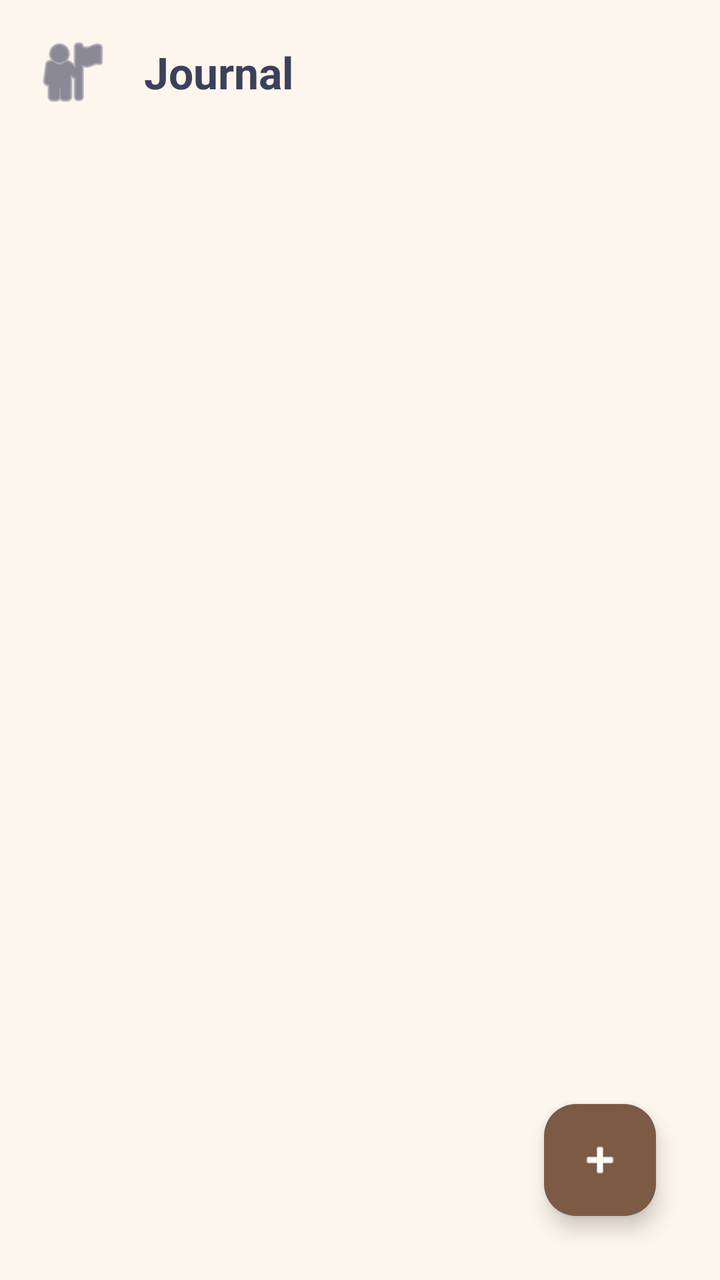
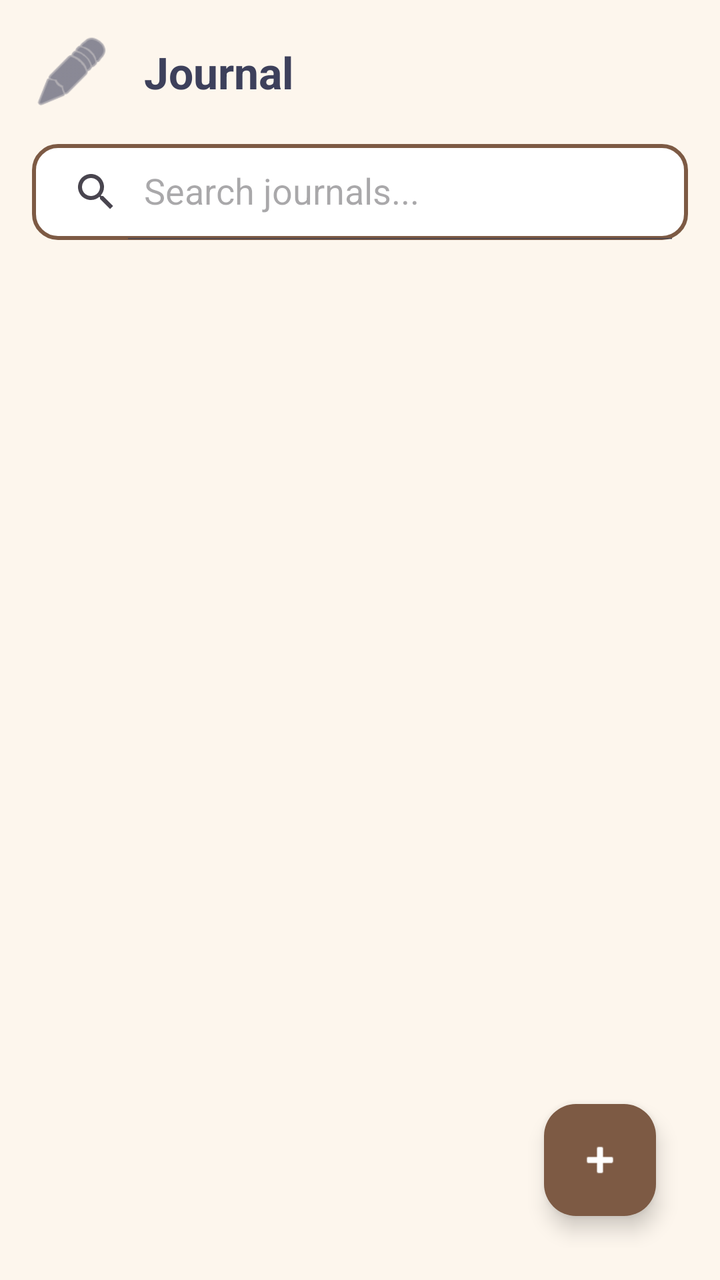

Two renders of the same Android screen: before a commit and after it. Below are the layout's source before the change and the commit's diff.
<!-- AndroidManifest.xml: application theme Theme.ProjectStudyBuddy1 -->
<!-- res/layout/fragment_journal.xml -->
<?xml version="1.0" encoding="utf-8"?>
<androidx.constraintlayout.widget.ConstraintLayout xmlns:android="http://schemas.android.com/apk/res/android"
    xmlns:app="http://schemas.android.com/apk/res-auto"
    xmlns:tools="http://schemas.android.com/tools"
    android:layout_width="match_parent"
    android:layout_height="match_parent"
    android:background="@color/bg_cream"
    android:padding="16dp">

    <ImageView
        android:id="@+id/ivJournalProfileAvatar"
        android:layout_width="40dp"
        android:layout_height="40dp"
        android:src="@android:drawable/ic_menu_myplaces"
        app:tint="@color/text_dark"
        app:layout_constraintTop_toTopOf="parent"
        app:layout_constraintStart_toStartOf="parent"
        android:contentDescription="Profile Avatar" />

    <TextView
        android:id="@+id/tvJournalHeaderTitle"
        android:layout_width="wrap_content"
        android:layout_height="wrap_content"
        android:layout_marginStart="16dp"
        android:text="Journal"
        android:textColor="@color/text_dark"
        android:textSize="22sp"
        android:textStyle="bold"
        app:layout_constraintTop_toTopOf="@id/ivJournalProfileAvatar"
        app:layout_constraintBottom_toBottomOf="@id/ivJournalProfileAvatar"
        app:layout_constraintStart_toEndOf="@id/ivJournalProfileAvatar"
        tools:ignore="HardcodedText" />

    <androidx.recyclerview.widget.RecyclerView
        android:id="@+id/rvJournalEntries"
        android:layout_width="0dp"
        android:layout_height="0dp"
        android:layout_marginTop="24dp"
        app:layout_constraintTop_toBottomOf="@id/ivJournalProfileAvatar"
        app:layout_constraintBottom_toBottomOf="parent"
        app:layout_constraintStart_toStartOf="parent"
        app:layout_constraintEnd_toEndOf="parent" />

    <com.google.android.material.floatingactionbutton.FloatingActionButton
        android:id="@+id/fabAddJournalEntry"
        android:layout_width="wrap_content"
        android:layout_height="wrap_content"
        android:layout_margin="16dp"
        android:src="@android:drawable/ic_input_add"
        android:backgroundTint="@color/accent_brown"
        app:tint="@android:color/white"
        android:elevation="6dp"
        app:elevation="6dp"
        app:layout_constraintBottom_toBottomOf="parent"
        app:layout_constraintEnd_toEndOf="parent"
        android:contentDescription="Add Entry" />

</androidx.constraintlayout.widget.ConstraintLayout>
<!-- resources referenced by this layout -->
<resources>
  <color name="accent_brown">#7D5A44</color>
  <color name="bg_cream">#FDF6ED</color>
  <color name="text_dark">#3D405B</color>
  <style name="Theme.ProjectStudyBuddy1" parent="Theme.Material3.DayNight.NoActionBar">
          <item name="colorPrimary">@color/accent_brown</item>
          <item name="colorPrimaryDark">@color/accent_brown</item>
          <item name="colorAccent">@color/accent_orange</item>
  
          <item name="android:windowBackground">@color/bg_cream</item>
          <item name="android:colorBackground">@color/bg_cream</item>
  
          <item name="android:statusBarColor">@color/bg_cream</item>
          <item name="android:windowLightStatusBar">true</item>
  
          <item name="colorSurface">@color/card_white</item>
          <item name="colorOnSurface">@color/text_dark</item>
      </style>
  <color name="accent_orange">#E07A5F</color>
  <color name="card_white">#FFFFFF</color>
</resources>

<!-- the commit's change to res/layout/fragment_journal.xml (unified diff, before → after) -->
@@ -7,52 +7,70 @@
     android:background="@color/bg_cream"
     android:padding="16dp">
 
-    <ImageView
-        android:id="@+id/ivJournalProfileAvatar"
-        android:layout_width="40dp"
-        android:layout_height="40dp"
-        android:src="@android:drawable/ic_menu_myplaces"
-        app:tint="@color/text_dark"
-        app:layout_constraintTop_toTopOf="parent"
-        app:layout_constraintStart_toStartOf="parent"
-        android:contentDescription="Profile Avatar" />
+    <androidx.constraintlayout.widget.ConstraintLayout
+        android:id="@+id/panelJournalListView"
+        android:layout_width="match_parent"
+        android:layout_height="match_parent"
+        android:visibility="visible">
 
-    <TextView
-        android:id="@+id/tvJournalHeaderTitle"
-        android:layout_width="wrap_content"
-        android:layout_height="wrap_content"
-        android:layout_marginStart="16dp"
-        android:text="Journal"
-        android:textColor="@color/text_dark"
-        android:textSize="22sp"
-        android:textStyle="bold"
-        app:layout_constraintTop_toTopOf="@id/ivJournalProfileAvatar"
-        app:layout_constraintBottom_toBottomOf="@id/ivJournalProfileAvatar"
-        app:layout_constraintStart_toEndOf="@id/ivJournalProfileAvatar"
-        tools:ignore="HardcodedText" />
+        <ImageView
+            android:id="@+id/ivJournalProfileAvatar"
+            android:layout_width="40dp"
+            android:layout_height="40dp"
+            android:src="@android:drawable/ic_menu_edit"
+            app:tint="@color/text_dark"
+            app:layout_constraintTop_toTopOf="parent"
+            app:layout_constraintStart_toStartOf="parent"
+            android:contentDescription="Journal Icon" />
 
-    <androidx.recyclerview.widget.RecyclerView
-        android:id="@+id/rvJournalEntries"
-        android:layout_width="0dp"
-        android:layout_height="0dp"
-        android:layout_marginTop="24dp"
-        app:layout_constraintTop_toBottomOf="@id/ivJournalProfileAvatar"
-        app:layout_constraintBottom_toBottomOf="parent"
-        app:layout_constraintStart_toStartOf="parent"
-        app:layout_constraintEnd_toEndOf="parent" />
+        <TextView
+            android:id="@+id/tvJournalManagerHeaderTitle"
+            android:layout_width="wrap_content"
+            android:layout_height="wrap_content"
+            android:layout_marginStart="16dp"
+            android:text="Journal"
+            android:textColor="@color/text_dark"
+            android:textSize="22sp"
+            android:textStyle="bold"
+            app:layout_constraintTop_toTopOf="@id/ivJournalProfileAvatar"
+            app:layout_constraintBottom_toBottomOf="@id/ivJournalProfileAvatar"
+            app:layout_constraintStart_toEndOf="@id/ivJournalProfileAvatar"
+            tools:ignore="HardcodedText" />
 
-    <com.google.android.material.floatingactionbutton.FloatingActionButton
-        android:id="@+id/fabAddJournalEntry"
-        android:layout_width="wrap_content"
-        android:layout_height="wrap_content"
-        android:layout_margin="16dp"
-        android:src="@android:drawable/ic_input_add"
-        android:backgroundTint="@color/accent_brown"
-        app:tint="@android:color/white"
-        android:elevation="6dp"
-        app:elevation="6dp"
-        app:layout_constraintBottom_toBottomOf="parent"
-        app:layout_constraintEnd_toEndOf="parent"
-        android:contentDescription="Add Entry" />
+        <androidx.appcompat.widget.SearchView
+            android:id="@+id/svJournalSearch"
+            android:layout_width="match_parent"
+            android:layout_height="wrap_content"
+            android:layout_marginTop="16dp"
+            android:background="@drawable/bg_rounded_card"
+            app:iconifiedByDefault="false"
+            app:queryHint="Search journals..."
+            app:layout_constraintTop_toBottomOf="@id/ivJournalProfileAvatar"
+            app:layout_constraintStart_toStartOf="parent"
+            app:layout_constraintEnd_toEndOf="parent" />
+
+        <androidx.recyclerview.widget.RecyclerView
+            android:id="@+id/rvJournalEntries"
+            android:layout_width="match_parent"
+            android:layout_height="0dp"
+            android:layout_marginTop="12dp"
+            app:layout_constraintTop_toBottomOf="@id/svJournalSearch"
+            app:layout_constraintBottom_toBottomOf="parent"
+            app:layout_constraintStart_toStartOf="parent"
+            app:layout_constraintEnd_toEndOf="parent"/>
+
+        <com.google.android.material.floatingactionbutton.FloatingActionButton
+            android:id="@+id/fabAddJournal"
+            android:layout_width="wrap_content"
+            android:layout_height="wrap_content"
+            android:layout_margin="16dp"
+            android:src="@android:drawable/ic_input_add"
+            android:backgroundTint="@color/accent_brown"
+            app:tint="@android:color/white"
+            app:layout_constraintBottom_toBottomOf="parent"
+            app:layout_constraintEnd_toEndOf="parent"
+            android:contentDescription="Add Entry" />
+
+    </androidx.constraintlayout.widget.ConstraintLayout>
 
 </androidx.constraintlayout.widget.ConstraintLayout>
<!-- resource entries referenced after the edit -->
@@ -3,6 +3,13 @@
   <color name="accent_brown">#7D5A44</color>
   <color name="bg_cream">#FDF6ED</color>
   <color name="text_dark">#3D405B</color>
+  <!-- drawable bg_rounded_card (drawable) -->
+  <?xml version="1.0" encoding="utf-8"?>
+  <shape xmlns:android="http://schemas.android.com/apk/res/android" android:shape="rectangle">
+      <solid android:color="@color/card_white"/>
+      <stroke android:width="2dp" android:color="@color/accent_brown"/>
+      <corners android:radius="12dp"/>
+  </shape>
   <style name="Theme.ProjectStudyBuddy1" parent="Theme.Material3.DayNight.NoActionBar">
           <item name="colorPrimary">@color/accent_brown</item>
           <item name="colorPrimaryDark">@color/accent_brown</item>
